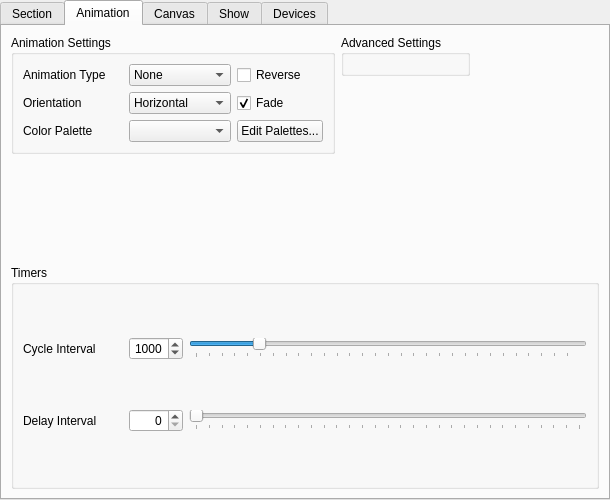
8bitbuddhist/PixelMaestro-Studio, file src/widget/maestrocontrolwidget.ui: the form before one commit.
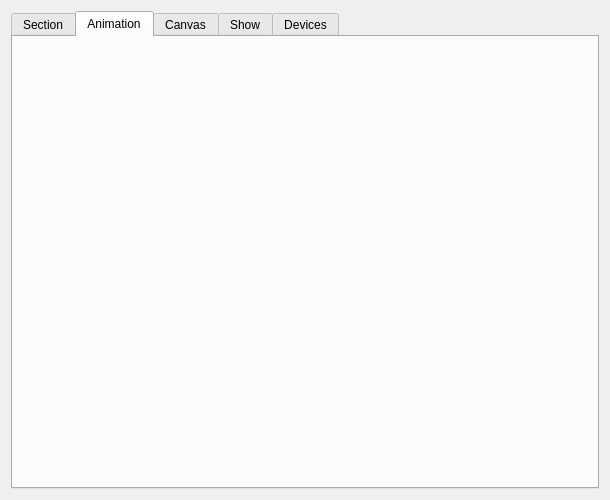
The form after the commit. The open tabs and pages were chosen to show the change. Icons and pictures are not drawn.

Commit message:
MaestroController Animation widget
AnimationControlWidget - Moved Animation controls from
MaestroControlWidget to new widget.
PaletteEditDialog - Added duplicate name check, hardened empty name
check.
CueInterpreterDialog - Cleaned up unused code.
MaestroController - Removed `save_cuefile()`. All file interactions now
happen through MainWindow.
MaestroController - Fixed offset check in
`save_maestro_to_datastream()`.
MainWindow - Incomplete attempt at notifying users of unsaved changes.

Diff of the .ui file:
```diff
--- a/src/widget/maestrocontrolwidget.ui
+++ b/src/widget/maestrocontrolwidget.ui
@@ -26,18 +26,6 @@
    <string>Maestro Control Widget</string>
   </property>
   <layout class="QGridLayout" name="gridLayout">
-   <property name="leftMargin">
-    <number>0</number>
-   </property>
-   <property name="topMargin">
-    <number>0</number>
-   </property>
-   <property name="rightMargin">
-    <number>0</number>
-   </property>
-   <property name="bottomMargin">
-    <number>0</number>
-   </property>
    <item row="0" column="0">
     <widget class="QTabWidget" name="tabWidget">
      <property name="sizePolicy">
@@ -339,314 +327,10 @@
       </layout>
      </widget>
      <widget class="QWidget" name="animationTab">
-      <property name="sizePolicy">
-       <sizepolicy hsizetype="Minimum" vsizetype="Minimum">
-        <horstretch>0</horstretch>
-        <verstretch>0</verstretch>
-       </sizepolicy>
-      </property>
       <attribute name="title">
        <string>Animation</string>
       </attribute>
-      <layout class="QGridLayout" name="gridLayout_3">
-       <item row="1" column="0" colspan="6">
-        <widget class="QGroupBox" name="animationTimersGroupBox">
-         <property name="title">
-          <string>Timers</string>
-         </property>
-         <layout class="QGridLayout" name="gridLayout_15">
-          <item row="0" column="2">
-           <widget class="QSlider" name="animationTimerSlider">
-            <property name="toolTip">
-             <string>The amount of time each cycle takes to complete</string>
-            </property>
-            <property name="minimum">
-             <number>10</number>
-            </property>
-            <property name="maximum">
-             <number>6000</number>
-            </property>
-            <property name="singleStep">
-             <number>10</number>
-            </property>
-            <property name="value">
-             <number>1000</number>
-            </property>
-            <property name="orientation">
-             <enum>Qt::Horizontal</enum>
-            </property>
-            <property name="invertedAppearance">
-             <bool>false</bool>
-            </property>
-            <property name="invertedControls">
-             <bool>false</bool>
-            </property>
-            <property name="tickPosition">
-             <enum>QSlider::TicksBelow</enum>
-            </property>
-            <property name="tickInterval">
-             <number>200</number>
-            </property>
-           </widget>
-          </item>
-          <item row="0" column="0">
-           <widget class="QLabel" name="animationTimerLabel">
-            <property name="minimumSize">
-             <size>
-              <width>100</width>
-              <height>0</height>
-             </size>
-            </property>
-            <property name="text">
-             <string>Cycle Interval</string>
-            </property>
-           </widget>
-          </item>
-          <item row="1" column="0">
-           <widget class="QLabel" name="pauseLabel">
-            <property name="text">
-             <string>Delay Interval</string>
-            </property>
-           </widget>
-          </item>
-          <item row="1" column="2">
-           <widget class="QSlider" name="delaySlider">
-            <property name="toolTip">
-             <string>The amount of time to wait before starting the next cycle</string>
-            </property>
-            <property name="maximum">
-             <number>6000</number>
-            </property>
-            <property name="singleStep">
-             <number>10</number>
-            </property>
-            <property name="orientation">
-             <enum>Qt::Horizontal</enum>
-            </property>
-            <property name="tickPosition">
-             <enum>QSlider::TicksBelow</enum>
-            </property>
-            <property name="tickInterval">
-             <number>200</number>
-            </property>
-           </widget>
-          </item>
-          <item row="0" column="1">
-           <widget class="QSpinBox" name="animationIntervalSpinBox">
-            <property name="alignment">
-             <set>Qt::AlignRight|Qt::AlignTrailing|Qt::AlignVCenter</set>
-            </property>
-            <property name="maximum">
-             <number>6000</number>
-            </property>
-            <property name="singleStep">
-             <number>10</number>
-            </property>
-            <property name="value">
-             <number>1000</number>
-            </property>
-           </widget>
-          </item>
-          <item row="1" column="1">
-           <widget class="QSpinBox" name="delaySpinBox">
-            <property name="alignment">
-             <set>Qt::AlignRight|Qt::AlignTrailing|Qt::AlignVCenter</set>
-            </property>
-            <property name="maximum">
-             <number>6000</number>
-            </property>
-            <property name="singleStep">
-             <number>10</number>
-            </property>
-           </widget>
-          </item>
-         </layout>
-        </widget>
-       </item>
-       <item row="0" column="0" colspan="3" alignment="Qt::AlignTop">
-        <widget class="QGroupBox" name="animationBaseSettingsGroupBox">
-         <property name="title">
-          <string>Animation Settings</string>
-         </property>
-         <layout class="QGridLayout" name="gridLayout_10">
-          <item row="2" column="1">
-           <widget class="QComboBox" name="animationPaletteComboBox">
-            <property name="minimumSize">
-             <size>
-              <width>102</width>
-              <height>0</height>
-             </size>
-            </property>
-            <property name="currentText">
-             <string/>
-            </property>
-            <property name="sizeAdjustPolicy">
-             <enum>QComboBox::AdjustToContents</enum>
-            </property>
-           </widget>
-          </item>
-          <item row="0" column="1">
-           <widget class="QComboBox" name="animationComboBox">
-            <property name="minimumSize">
-             <size>
-              <width>102</width>
-              <height>0</height>
-             </size>
-            </property>
-            <item>
-             <property name="text">
-              <string>None</string>
-             </property>
-            </item>
-            <item>
-             <property name="text">
-              <string>Blink</string>
-             </property>
-            </item>
-            <item>
-             <property name="text">
-              <string>Cycle</string>
-             </property>
-            </item>
-            <item>
-             <property name="text">
-              <string>Fire</string>
-             </property>
-            </item>
-            <item>
-             <property name="text">
-              <string>Lightning</string>
-             </property>
-            </item>
-            <item>
-             <property name="text">
-              <string>Mandelbrot</string>
-             </property>
-            </item>
-            <item>
-             <property name="text">
-              <string>Plasma</string>
-             </property>
-            </item>
-            <item>
-             <property name="text">
-              <string>Radial</string>
-             </property>
-            </item>
-            <item>
-             <property name="text">
-              <string>Random</string>
-             </property>
-            </item>
-            <item>
-             <property name="text">
-              <string>Solid</string>
-             </property>
-            </item>
-            <item>
-             <property name="text">
-              <string>Sparkle</string>
-             </property>
-            </item>
-            <item>
-             <property name="text">
-              <string>Wave</string>
-             </property>
-            </item>
-           </widget>
-          </item>
-          <item row="0" column="0">
-           <widget class="QLabel" name="animationLabel">
-            <property name="minimumSize">
-             <size>
-              <width>100</width>
-              <height>0</height>
-             </size>
-            </property>
-            <property name="text">
-             <string>Animation Type</string>
-            </property>
-           </widget>
-          </item>
-          <item row="2" column="0">
-           <widget class="QLabel" name="colorLabel">
-            <property name="minimumSize">
-             <size>
-              <width>100</width>
-              <height>0</height>
-             </size>
-            </property>
-            <property name="text">
-             <string>Color Palette</string>
-            </property>
-           </widget>
-          </item>
-          <item row="2" column="2">
-           <widget class="QPushButton" name="paletteControlButton">
-            <property name="text">
-             <string>Edit Palettes...</string>
-            </property>
-           </widget>
-          </item>
-          <item row="1" column="0">
-           <widget class="QLabel" name="animationOrientationLabel">
-            <property name="text">
-             <string>Orientation</string>
-            </property>
-           </widget>
-          </item>
-          <item row="1" column="1">
-           <widget class="QComboBox" name="orientationComboBox">
-            <property name="toolTip">
-             <string>The animation's orientation</string>
-            </property>
-            <item>
-             <property name="text">
-              <string>Horizontal</string>
-             </property>
-            </item>
-            <item>
-             <property name="text">
-              <string>Vertical</string>
-             </property>
-            </item>
-           </widget>
-          </item>
-          <item row="0" column="2">
-           <widget class="QCheckBox" name="reverse_animationCheckBox">
-            <property name="toolTip">
-             <string>Reverses the steps in the animation</string>
-            </property>
-            <property name="text">
-             <string>Reverse</string>
-            </property>
-           </widget>
-          </item>
-          <item row="1" column="2">
-           <widget class="QCheckBox" name="fadeCheckBox">
-            <property name="toolTip">
-             <string/>
-            </property>
-            <property name="text">
-             <string>Fade</string>
-            </property>
-            <property name="checked">
-             <bool>true</bool>
-            </property>
-           </widget>
-          </item>
-         </layout>
-        </widget>
-       </item>
-       <item row="0" column="3" alignment="Qt::AlignLeft|Qt::AlignTop">
-        <widget class="QGroupBox" name="animationAdvancedSettingsGroupBox">
-         <property name="title">
-          <string>Advanced Settings</string>
-         </property>
-         <layout class="QGridLayout" name="animationAdvancedSettingsLayout"/>
-        </widget>
-       </item>
-      </layout>
+      <layout class="QGridLayout" name="animationLayout"/>
      </widget>
      <widget class="QWidget" name="canvasTab">
       <property name="sizePolicy">
```
Left out of the diff: 12 changed lines with no effect on the pictures. The commit also changes 13 other files.
